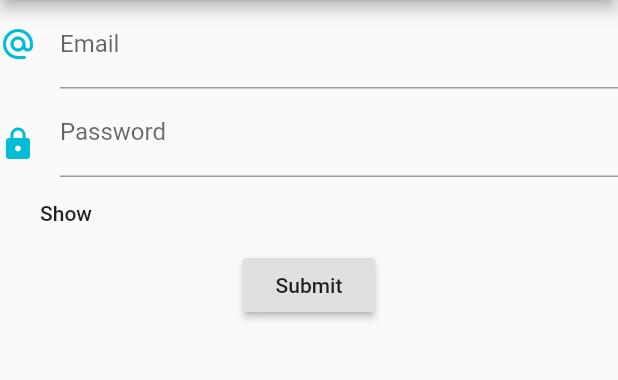
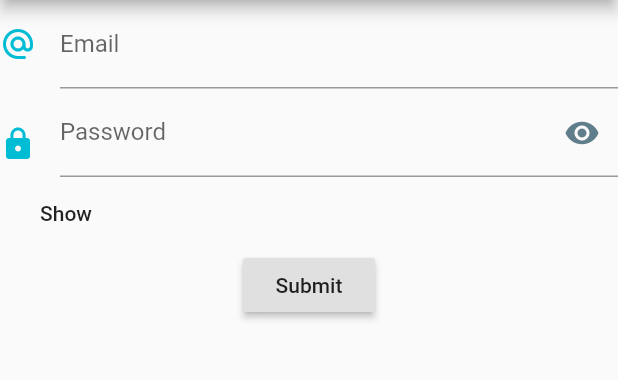
Before and after one commit to UNIZAR-30226-2020-03/Flutter, a Flutter app: the screen it shows after launch, after a tap on "Iniciar Sesión", on a phone screen of 412 x 824 dp, the part 84-464 px from its top. Run offline on Flutter 3.47's test engine with Material 2 defaults, Android fonts, the phone set to English and light mode, and no system bars.

Commit message:
icono ojo para ver/ocultar contraseña

```diff
--- a/prototipo_sw/lib/login.dart
+++ b/prototipo_sw/lib/login.dart
@@ -22,7 +22,7 @@ class LoginState extends State<Login> {
   String _email, _password;
 
   // Toggles the password show status
-  void _toggle() {
+    void _toggle() {
     setState(() {
       _obscureText = !_obscureText;
     });
@@ -58,11 +58,20 @@ class LoginState extends State<Login> {
               },
             ),
             TextFormField(
-              decoration: const InputDecoration(
+              decoration:  InputDecoration(
                   labelText: 'Password',
-                  icon: const Padding(
+                  icon:  Padding(
                       padding: const EdgeInsets.only(top: 15.0),
-                      child: const Icon(Icons.lock, color: Colors.cyan))),
+                      child: const Icon(Icons.lock, color: Colors.cyan)),
+                suffixIcon: IconButton(
+                    icon : Icon(_obscureText ? Icons.remove_red_eye : Icons.visibility_off),
+                    color : Colors.blueGrey ,
+                    onPressed: (){
+                      setState(() {
+                        _obscureText = !_obscureText;
+                      });
+                    },
+                    ),),
               validator: (val) => val.length < 6 ? 'Password too short.' : null,
               onSaved: (val) => _password = val,
               obscureText: _obscureText,
```
Also changed, not shown: 1 other file.
